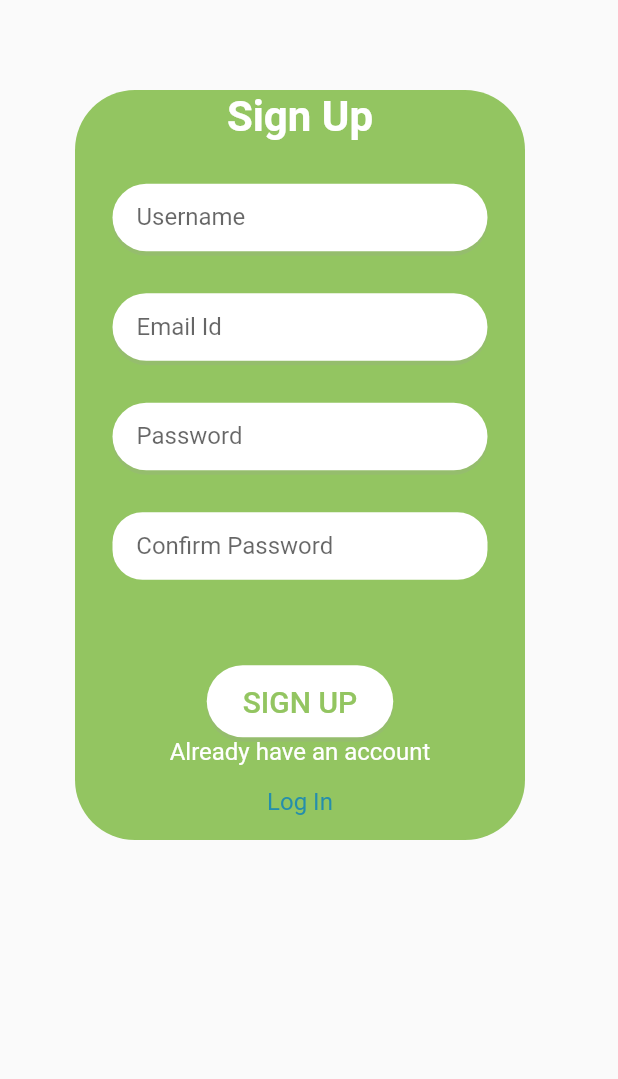
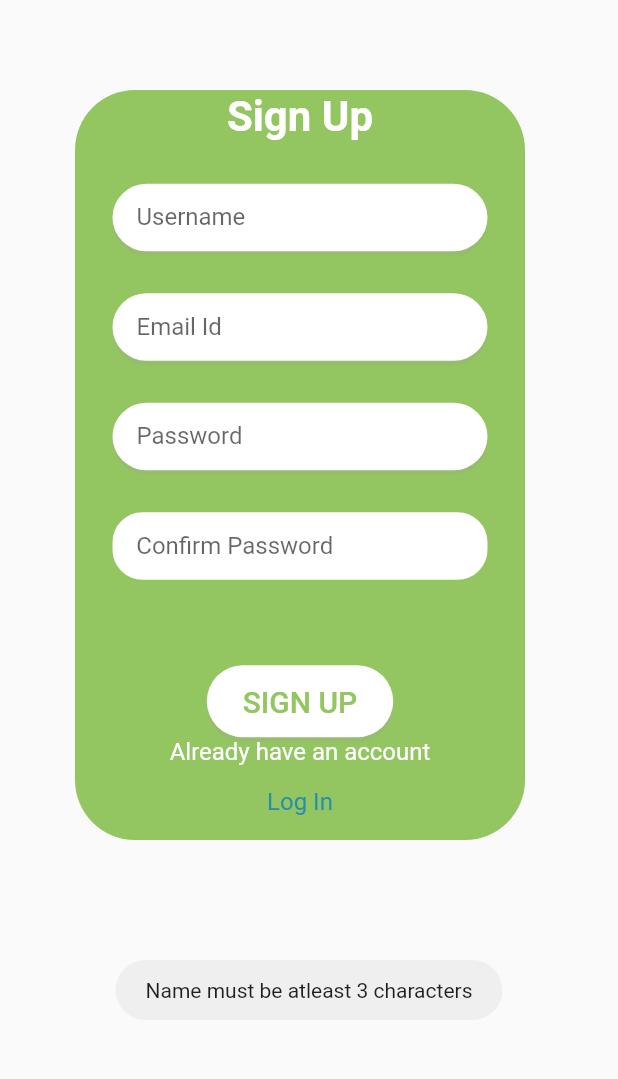
Before and after one commit to MalavikaSreehari/FareSPY, a Flutter app: the SignUp screen opened by its route, after a tap on "SIGN UP", on a phone screen of 412 x 824 dp, the part 120-1199 px from its top. Run offline on Flutter 3.47's test engine with Material 2 defaults, Android fonts, the phone set to English and light mode, and no system bars; our stand-ins replace firebase_auth, firebase_core, firebase_database, fluttertoast, google_maps_flutter; accounts and stored records are empty.

```diff
--- a/lib/home_page.dart
+++ b/lib/home_page.dart
@@ -4,6 +4,7 @@ import 'package:flutter/src/widgets/framework.dart';
 import 'package:flutter/src/widgets/placeholder.dart';
 
 class HomePage extends StatelessWidget {
+  static const  String idScreen = "home";
   const HomePage({super.key});
 
   @override
--- a/lib/signup.dart
+++ b/lib/signup.dart
@@ -1,4 +1,7 @@
+import 'package:farespy/home_page.dart';
+import 'package:farespy/initial_page.dart';
 import 'package:farespy/login.dart';
+import 'package:farespy/main.dart';
 import 'package:firebase_auth/firebase_auth.dart';
 import 'package:flutter/material.dart';
 import 'package:flutter/src/widgets/framework.dart';
@@ -6,31 +9,25 @@ import 'package:flutter/src/widgets/placeholder.dart';
 import 'package:fluttertoast/fluttertoast.dart';
 
 class SignUp extends StatelessWidget {
-  static const  String idScreen = "signUp";
+  static const String idScreen = "signUp";
   TextEditingController nameTextEditingController = TextEditingController();
   TextEditingController emailTextEditingController = TextEditingController();
   TextEditingController passwordTextEditingController = TextEditingController();
-
 
   SignUp({Key? key}) : super(key: key);
 
   @override
   Widget build(BuildContext context) {
     return Scaffold(
-
-      body:SafeArea(
-        child: Column(
-
-            crossAxisAlignment:CrossAxisAlignment.start,
-            children: [
-
+        body: SafeArea(
+      child: Column(crossAxisAlignment: CrossAxisAlignment.start, children: [
         Image.asset(
           'assets/images/logo.jpeg',
-            width:80,
+          width: 80,
           height: 80,
         ),
         Padding(
-            padding: const EdgeInsets.only(left:50,top:60),
+          padding: const EdgeInsets.only(left: 50, top: 60),
           child: Container(
               width: 300,
               height: 500,
@@ -40,17 +37,17 @@ class SignUp extends StatelessWidget {
               ),
               child: Column(
                 mainAxisAlignment: MainAxisAlignment.center,
-              children:[
-                 Text('Sign Up',
+                children: [
+                  Text(
+                    'Sign Up',
                     style: TextStyle(
                       color: Colors.white,
                       fontSize: 28,
                       fontWeight: FontWeight.bold,
-
                     ),
                   ),
                   Padding(
-                padding: const EdgeInsets.only(bottom:28),
+                    padding: const EdgeInsets.only(bottom: 28),
                   ),
                   Container(
                     width: 250,
@@ -62,23 +59,21 @@ class SignUp extends StatelessWidget {
                       boxShadow: [
                         BoxShadow(
                           color: Colors.grey.withOpacity(0.2),
-
                           offset: Offset(0, 3),
                         ),
                       ],
                     ),
                     child: TextFormField(
+                      keyboardType: TextInputType.text,
                         controller: nameTextEditingController,
                         decoration: InputDecoration(
                           labelText: 'Username',
                           border: InputBorder.none,
                           hintText: 'Enter your username',
-                        )
-
-                      ),
+                        )),
                   ),
                   Padding(
-                padding: const EdgeInsets.only(bottom:28),
+                    padding: const EdgeInsets.only(bottom: 28),
                   ),
                   Container(
                     width: 250,
@@ -90,23 +85,21 @@ class SignUp extends StatelessWidget {
                       boxShadow: [
                         BoxShadow(
                           color: Colors.grey.withOpacity(0.2),
-
                           offset: Offset(0, 3),
                         ),
                       ],
                     ),
                     child: TextFormField(
+                        keyboardType: TextInputType.emailAddress,
                         controller: emailTextEditingController,
                         decoration: InputDecoration(
                           labelText: 'Email Id',
                           border: InputBorder.none,
                           hintText: 'Enter your Email Id',
-                        )
-
-                      ),
+                        )),
                   ),
                   Padding(
-                padding: const EdgeInsets.only(bottom:28),
+                    padding: const EdgeInsets.only(bottom: 28),
                   ),
                   Container(
                     width: 250,
@@ -118,46 +111,42 @@ class SignUp extends StatelessWidget {
                       boxShadow: [
                         BoxShadow(
                           color: Colors.grey.withOpacity(0.2),
-
                           offset: Offset(0, 3),
                         ),
                       ],
                     ),
                     child: TextFormField(
+                        obscureText: true,
                         controller: passwordTextEditingController,
                         decoration: InputDecoration(
                           labelText: 'Password',
                           border: InputBorder.none,
                           hintText: 'Enter your Password',
-                        )
-
-                      ),
-
+                        )),
                   ),
                   Padding(
-                padding: const EdgeInsets.only(bottom:28),
+                    padding: const EdgeInsets.only(bottom: 28),
                   ),
                   Container(
                     width: 250,
                     height: 45,
                     decoration: BoxDecoration(
                       borderRadius: BorderRadius.circular(20),
-                  color:  Colors.white,
+                      color: Colors.white,
                     ),
                     child: TextFormField(
+                      obscureText: true,
                         decoration: InputDecoration(
                       labelText: '    Confirm Password',
                       border: InputBorder.none,
                       hintText: 'Enter your Password',
-                        )
-
-                      ),
+                    )),
                   ),
                   Padding(
-                padding: const EdgeInsets.only(bottom:28),
+                    padding: const EdgeInsets.only(bottom: 28),
                   ),
                   Padding(
-                padding: const EdgeInsets.only(top:29),
+                    padding: const EdgeInsets.only(top: 29),
                     child: Container(
                       padding: EdgeInsets.symmetric(horizontal: 16.0),
                       decoration: BoxDecoration(
@@ -166,79 +155,95 @@ class SignUp extends StatelessWidget {
                         boxShadow: [
                           BoxShadow(
                             color: Colors.grey.withOpacity(0.2),
-
                             offset: Offset(0, 3),
                           ),
                         ],
                       ),
-
-                  child: TextButton(onPressed: ()
-                  {
-                    if(nameTextEditingController.text.length<4){
-
+                      child: TextButton(
+                        onPressed: () {
+                          if (nameTextEditingController.text.length < 3) {
+                            displayToastMessage(
+                                "Name must be atleast 3 characters", context);
+                          } else if (!emailTextEditingController.text
+                              .contains("@")) {
+                            displayToastMessage(
+                                "Email address not valid", context);
+                          } else if (passwordTextEditingController.text.length <
+                              8) {
+                            displayToastMessage(
+                                "Password must be atleast 8 characters",
+                                context);
+                          } else {
+                            registerNewUser(context);
                           }
-                    registerNewUser(context);
-                  }, child: Text(
+                        },
+                        child: Text(
                           'SIGN UP',
                           style: TextStyle(
                             color: Color(0xff93C561),
                             fontSize: 20,
                           ),
-                        ),),
                         ),
                       ),
-              Text('Already have an account',
+                    ),
+                  ),
+                  Text(
+                    'Already have an account',
                     style: TextStyle(
                       color: Colors.white,
                       fontSize: 16,
                       fontWeight: FontWeight.normal,
-
                     ),
                   ),
-                TextButton(onPressed: () {
-                  Navigator.pushNamedAndRemoveUntil(context, Login.idScreen, (route) => false);
+                  TextButton(
+                    onPressed: () {
+                      Navigator.pushNamedAndRemoveUntil(
+                          context, Login.idScreen, (route) => false);
                     },
-                  child: Text('Log In',
+                    child: Text(
+                      'Log In',
                       style: TextStyle(
                         color: Color(0xff258EAB),
                         fontSize: 16,
                         fontWeight: FontWeight.normal,
-
                       ),
                     ),
                   ),
-
                 ],
-
-
-
-
-
-
-            )
+              )),
         ),
-
-          ),
-            ]
-          ),
-      )
-    );
+      ]),
+    ));
   }
 
   final FirebaseAuth _firebaseAuth = FirebaseAuth.instance;
-void registerNewUser(BuildContext context) async{
-  final User? user = (await _firebaseAuth.createUserWithEmailAndPassword(email: emailTextEditingController.text, password: passwordTextEditingController.text)).user;
-    if(user != null) {
+  void registerNewUser(BuildContext context) async {
+    final User? user = (await _firebaseAuth.createUserWithEmailAndPassword(
+            email: emailTextEditingController.text,
+            password: passwordTextEditingController.text).catchError((errMsg){
+              displayToastMessage("Error: "+errMsg.toString(), context);
+            }))
+        .user;
+    if (user != null) {
       // user registration successful, do something
+
+
+      Map userDataMap = {
+        "name": nameTextEditingController.text.trim(),
+        "email": emailTextEditingController.text.trim(),
+
+      };
+
+      usersRef.child(user.uid).set(userDataMap);
+      displayToastMessage("Your account has been created", context);
+
+      Navigator.pushNamedAndRemoveUntil(context, HomePage.idScreen, (route) => false);
     } else {
-    // user registration failed, handle the error
+      displayToastMessage("New user account has not been created", context);
+    }
+  }
 }
 
-}
-
-
-
-}
-displayToastMessage(String message,BuildContext context){
+displayToastMessage(String message, BuildContext context) {
   Fluttertoast.showToast(msg: message);
 }
```
Also changed, not shown: lib/main.dart (+8 -1 lines). Lines whose indentation alone changed are shown as unchanged.
